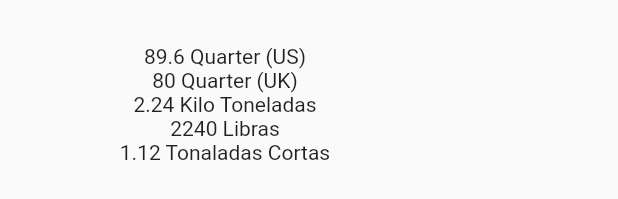
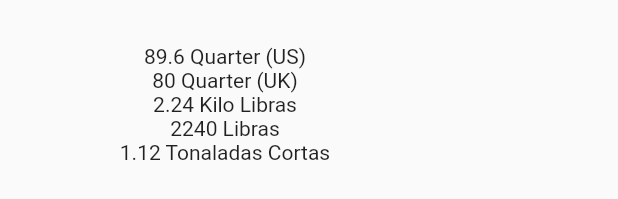
Before and after one commit to Chris-AM/imperial_to_metric_flutter, a Flutter app: the LongTonScreen widget shown alone on an empty page, opened directly with empty values, on a phone screen of 412 x 824 dp. Shown: the part 238-437 px from the top of the screen. Run offline on Flutter 3.47's test engine with Material 2 defaults, Android fonts, the phone set to English and light mode, and no system bars; our stand-ins replace keyboard_actions.

Commit message:
ERRATA: adding kilopounds  equivalence

```diff
--- a/lib/screens/mass_screen/long_ton_screen/long_ton_screen.dart
+++ b/lib/screens/mass_screen/long_ton_screen/long_ton_screen.dart
@@ -31,7 +31,7 @@ class LongTonScreen extends StatelessWidget {
                     children: const [
                       Text('89.6 Quarter (US)'),
                       Text('80 Quarter (UK)'),
-                      Text('2.24 Kilo Toneladas'),
+                      Text('2.24 Kilo Libras'),
                       Text('2240 Libras'),
                       Text('1.12 Tonaladas Cortas'),
                     ],
```
